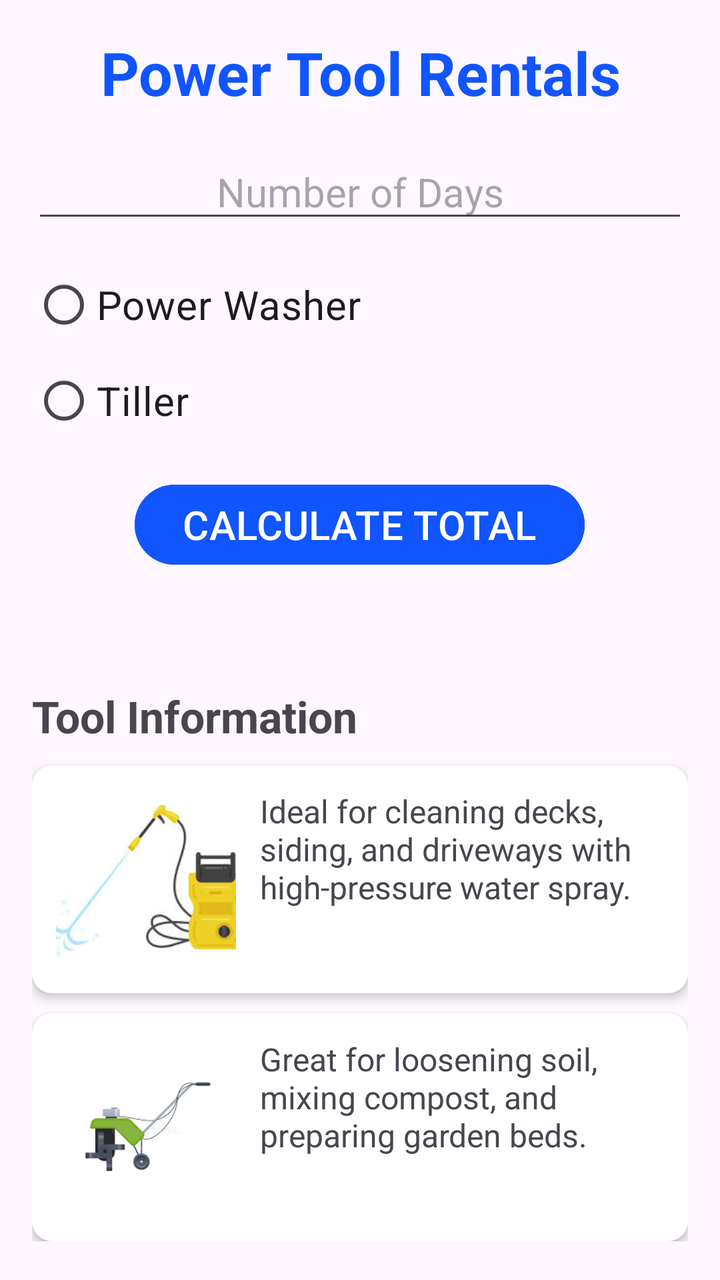
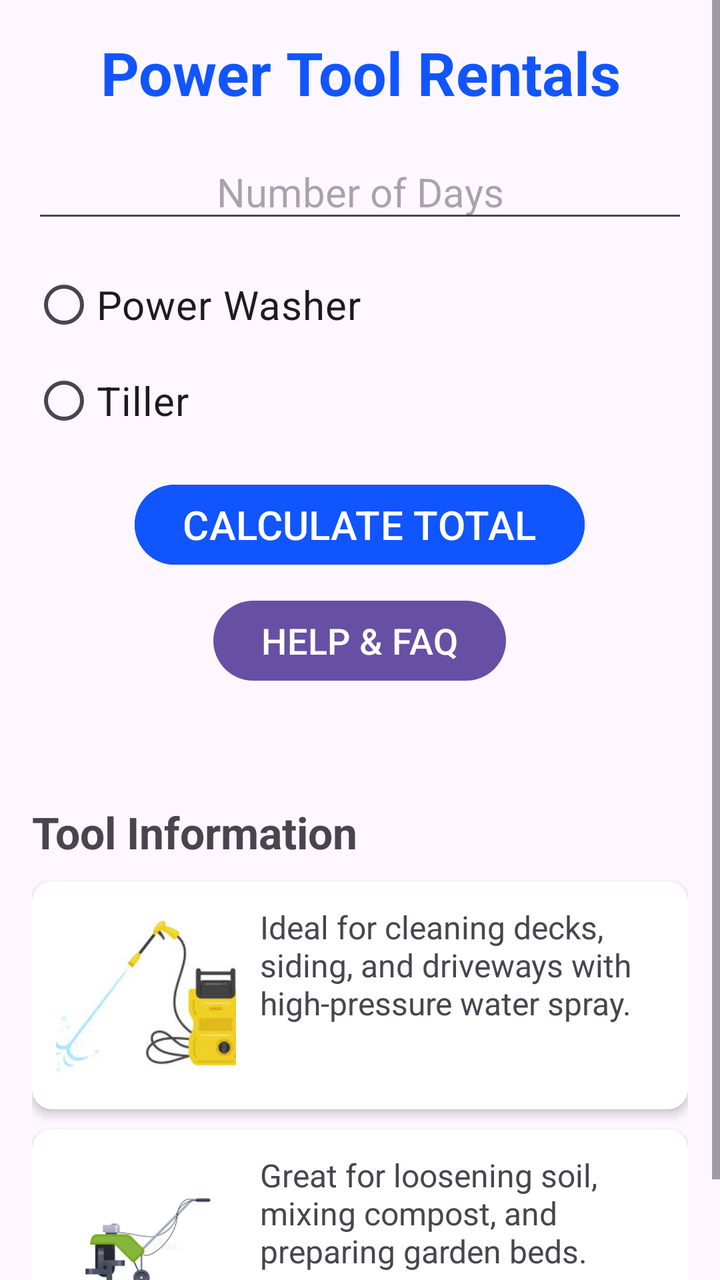

An Android layout rendered at two revisions. The XML below is the earlier revision; the diff shows what the commit changed to produce the second picture.
<!-- AndroidManifest.xml: application theme Theme.PowerToolRental -->
<!-- res/layout/activity_main.xml -->
<?xml version="1.0" encoding="utf-8"?>
<ScrollView xmlns:android="http://schemas.android.com/apk/res/android"
    xmlns:app="http://schemas.android.com/apk/res-auto"
    xmlns:tools="http://schemas.android.com/tools"
    android:layout_width="match_parent"
    android:layout_height="match_parent"
    tools:context=".MainActivity">

    <LinearLayout
        android:id="@+id/main"
        android:layout_width="match_parent"
        android:layout_height="wrap_content"
        android:orientation="vertical"
        android:padding="16dp">

        <TextView
            android:id="@+id/tvTitle"
            android:layout_width="match_parent"
            android:layout_height="wrap_content"
            android:gravity="center"
            android:text="@string/tvTitle"
            android:textColor="#1155FF"
            android:textSize="30sp"
            android:textStyle="bold" />

        <EditText
            android:id="@+id/tvDays"
            android:layout_width="match_parent"
            android:layout_height="wrap_content"
            android:layout_marginTop="16dp"
            android:ems="10"
            android:gravity="center"
            android:hint="@string/hint"
            android:inputType="number"
            android:textSize="20sp" />

        <RadioGroup
            android:id="@+id/rgTools"
            android:layout_width="match_parent"
            android:layout_height="wrap_content"
            android:layout_marginTop="12dp">

            <RadioButton
                android:id="@+id/rbWasher"
                android:layout_width="match_parent"
                android:layout_height="wrap_content"
                android:text="@string/rbWasher"
                android:textSize="20sp" />

            <RadioButton
                android:id="@+id/rbTiller"
                android:layout_width="match_parent"
                android:layout_height="wrap_content"
                android:text="@string/rbTiller"
                android:textSize="20sp" />
        </RadioGroup>

        <Button
            android:id="@+id/btCalculate"
            android:layout_width="wrap_content"
            android:layout_height="wrap_content"
            android:layout_gravity="center_horizontal"
            android:layout_marginTop="14dp"
            android:backgroundTint="#1155FF"
            android:text="@string/btCalculate"
            android:textSize="20sp" />

        <TextView
            android:id="@+id/tvResult"
            android:layout_width="match_parent"
            android:layout_height="wrap_content"
            android:layout_marginTop="10dp"
            android:gravity="center"
            android:textColor="#1155FF"
            android:textSize="20sp" />

        <TextView
            android:id="@+id/tvToolInfoTitle"
            android:layout_width="match_parent"
            android:layout_height="wrap_content"
            android:layout_marginTop="20dp"
            android:text="@string/tool_info_title"
            android:textSize="22sp"
            android:textStyle="bold" />

        <androidx.cardview.widget.CardView
            android:layout_width="match_parent"
            android:layout_height="wrap_content"
            android:layout_marginTop="10dp"
            app:cardCornerRadius="10dp"
            app:cardElevation="3dp">

            <LinearLayout
                android:layout_width="match_parent"
                android:layout_height="wrap_content"
                android:orientation="horizontal"
                android:padding="12dp">

                <ImageView
                    android:id="@+id/ivWasher"
                    android:layout_width="90dp"
                    android:layout_height="90dp"
                    android:contentDescription="@string/washer_image_desc"
                    android:scaleType="centerCrop"
                    android:src="@drawable/power_washer" />

                <TextView
                    android:id="@+id/tvWasherInfo"
                    android:layout_width="0dp"
                    android:layout_height="wrap_content"
                    android:layout_marginStart="12dp"
                    android:layout_weight="1"
                    android:text="@string/washer_description"
                    android:textSize="16sp" />
            </LinearLayout>
        </androidx.cardview.widget.CardView>

        <androidx.cardview.widget.CardView
            android:layout_width="match_parent"
            android:layout_height="wrap_content"
            android:layout_marginTop="10dp"
            app:cardCornerRadius="10dp"
            app:cardElevation="3dp">

            <LinearLayout
                android:layout_width="match_parent"
                android:layout_height="wrap_content"
                android:orientation="horizontal"
                android:padding="12dp">

                <ImageView
                    android:id="@+id/ivTiller"
                    android:layout_width="90dp"
                    android:layout_height="90dp"
                    android:contentDescription="@string/tiller_image_desc"
                    android:scaleType="centerCrop"
                    android:src="@drawable/garden_tiller" />

                <TextView
                    android:id="@+id/tvTillerInfo"
                    android:layout_width="0dp"
                    android:layout_height="wrap_content"
                    android:layout_marginStart="12dp"
                    android:layout_weight="1"
                    android:text="@string/tiller_description"
                    android:textSize="16sp" />
            </LinearLayout>
        </androidx.cardview.widget.CardView>

    </LinearLayout>
</ScrollView>
<!-- resources referenced by this layout -->
<resources>
  <!-- drawable garden_tiller: png bitmap (drawable, 3427 bytes) -->
  <!-- drawable power_washer: png bitmap (drawable, 5283 bytes) -->
  <string name="btCalculate">CALCULATE TOTAL</string>
  <string name="hint">Number of Days</string>
  <string name="rbTiller">Tiller</string>
  <string name="rbWasher">Power Washer</string>
  <string name="tiller_description">Great for loosening soil, mixing compost, and preparing garden beds.</string>
  <string name="tiller_image_desc">Tiller image</string>
  <string name="tool_info_title">Tool Information</string>
  <string name="tvTitle">Power Tool Rentals</string>
  <string name="washer_description">Ideal for cleaning decks, siding, and driveways with high-pressure water spray.</string>
  <string name="washer_image_desc">Power washer image</string>
  <style name="Theme.PowerToolRental" parent="Base.Theme.PowerToolRental" />
  <style name="Base.Theme.PowerToolRental" parent="Theme.Material3.DayNight">
          
          
      </style>
</resources>

<!-- the commit's change to res/layout/activity_main.xml (unified diff, before → after) -->
@@ -64,6 +64,15 @@
             android:backgroundTint="#1155FF"
             android:text="@string/btCalculate"
             android:textSize="20sp" />
+
+        <Button
+            android:id="@+id/btHelp"
+            android:layout_width="wrap_content"
+            android:layout_height="wrap_content"
+            android:layout_gravity="center_horizontal"
+            android:layout_marginTop="10dp"
+            android:text="@string/btHelp"
+            android:textSize="18sp" />
 
         <TextView
             android:id="@+id/tvResult"
<!-- resource entries referenced after the edit -->
@@ -3,6 +3,7 @@
   <!-- drawable garden_tiller: png bitmap (drawable, 3427 bytes) -->
   <!-- drawable power_washer: png bitmap (drawable, 5283 bytes) -->
   <string name="btCalculate">CALCULATE TOTAL</string>
+  <string name="btHelp">HELP &amp; FAQ</string>
   <string name="hint">Number of Days</string>
   <string name="rbTiller">Tiller</string>
   <string name="rbWasher">Power Washer</string>
